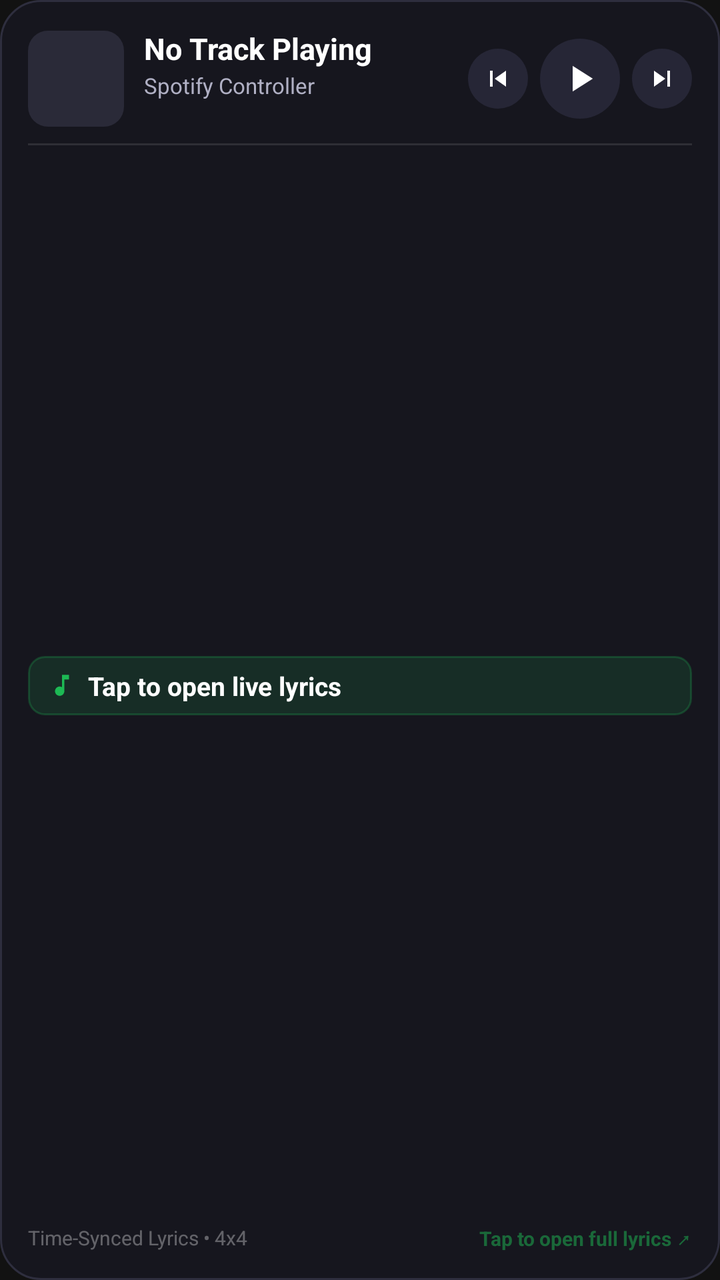
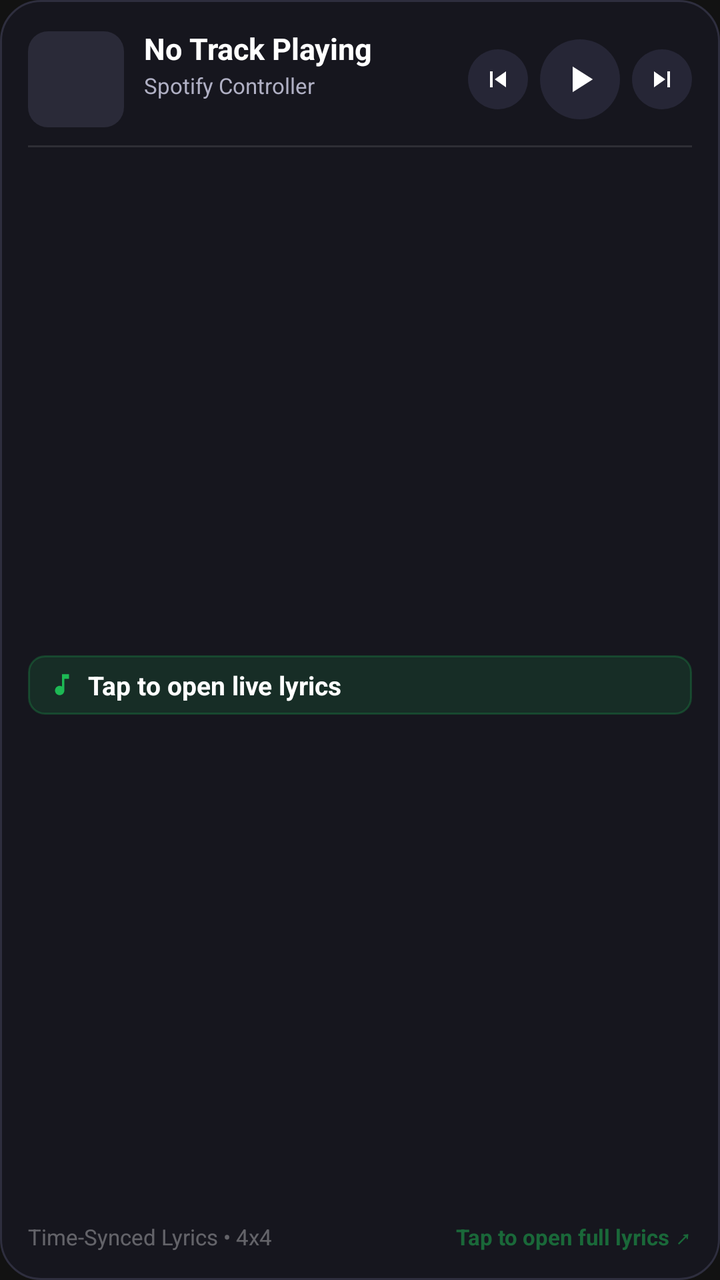

Before-and-after screenshots of an Android layout around one commit, followed by the original layout XML and the change that was made.
<!-- AndroidManifest.xml: application theme Theme.SpotifyController -->
<!-- res/layout/widget_lyrics_large.xml -->
<?xml version="1.0" encoding="utf-8"?>
<LinearLayout xmlns:android="http://schemas.android.com/apk/res/android"
    android:id="@+id/widget_root"
    android:layout_width="match_parent"
    android:layout_height="match_parent"
    android:background="@drawable/widget_background"
    android:orientation="vertical"
    android:padding="14dp">

    
    <LinearLayout
        android:layout_width="match_parent"
        android:layout_height="wrap_content"
        android:gravity="center_vertical"
        android:orientation="horizontal">

        <ImageView
            android:id="@+id/widget_large_album_art"
            android:layout_width="48dp"
            android:layout_height="48dp"
            android:scaleType="centerCrop"
            android:src="@drawable/widget_album_art_placeholder" />

        <LinearLayout
            android:id="@+id/widget_large_track_info"
            android:layout_width="0dp"
            android:layout_height="wrap_content"
            android:layout_marginStart="10dp"
            android:layout_marginEnd="8dp"
            android:layout_weight="1"
            android:orientation="vertical">

            <TextView
                android:id="@+id/widget_large_track_title"
                android:layout_width="wrap_content"
                android:layout_height="wrap_content"
                android:ellipsize="end"
                android:maxLines="1"
                android:text="No Track Playing"
                android:textColor="#FFFFFF"
                android:textSize="15sp"
                android:textStyle="bold" />

            <TextView
                android:id="@+id/widget_large_artist_name"
                android:layout_width="wrap_content"
                android:layout_height="wrap_content"
                android:layout_marginTop="1dp"
                android:ellipsize="end"
                android:maxLines="1"
                android:text="Spotify Controller"
                android:textColor="#B0B0C4"
                android:textSize="11sp" />

            <TextView
                android:id="@+id/widget_large_album_name"
                android:layout_width="wrap_content"
                android:layout_height="wrap_content"
                android:layout_marginTop="1dp"
                android:ellipsize="end"
                android:maxLines="1"
                android:text=""
                android:textColor="#707086"
                android:textSize="10sp" />
        </LinearLayout>

        
        <LinearLayout
            android:layout_width="wrap_content"
            android:layout_height="wrap_content"
            android:gravity="center_vertical"
            android:orientation="horizontal">

            <ImageButton
                android:id="@+id/widget_large_btn_prev"
                android:layout_width="30dp"
                android:layout_height="30dp"
                android:background="@drawable/widget_btn_bg"
                android:contentDescription="Previous Track"
                android:padding="7dp"
                android:scaleType="fitCenter"
                android:src="@drawable/ic_widget_skip_previous" />

            <ImageButton
                android:id="@+id/widget_large_btn_play_pause"
                android:layout_width="40dp"
                android:layout_height="40dp"
                android:layout_marginStart="6dp"
                android:layout_marginEnd="6dp"
                android:background="@drawable/widget_btn_bg"
                android:contentDescription="Play or Pause"
                android:padding="9dp"
                android:scaleType="fitCenter"
                android:src="@drawable/ic_widget_play" />

            <ImageButton
                android:id="@+id/widget_large_btn_next"
                android:layout_width="30dp"
                android:layout_height="30dp"
                android:background="@drawable/widget_btn_bg"
                android:contentDescription="Next Track"
                android:padding="7dp"
                android:scaleType="fitCenter"
                android:src="@drawable/ic_widget_skip_next" />
        </LinearLayout>
    </LinearLayout>

    
    <FrameLayout
        android:layout_width="match_parent"
        android:layout_height="1dp"
        android:layout_marginTop="7dp"
        android:layout_marginBottom="5dp"
        android:background="#1AFFFFFF" />

    
    <LinearLayout
        android:id="@+id/widget_large_lyrics_container"
        android:layout_width="match_parent"
        android:layout_height="0dp"
        android:layout_weight="1"
        android:gravity="center_vertical"
        android:orientation="vertical">

        
        <TextView
            android:id="@+id/widget_large_lyric_prev_3"
            android:layout_width="match_parent"
            android:layout_height="wrap_content"
            android:ellipsize="end"
            android:maxLines="1"
            android:text=""
            android:textColor="#33FFFFFF"
            android:textSize="10sp" />

        
        <TextView
            android:id="@+id/widget_large_lyric_prev_2"
            android:layout_width="match_parent"
            android:layout_height="wrap_content"
            android:layout_marginTop="2dp"
            android:ellipsize="end"
            android:maxLines="1"
            android:text=""
            android:textColor="#59FFFFFF"
            android:textSize="11sp" />

        
        <TextView
            android:id="@+id/widget_large_lyric_prev_1"
            android:layout_width="match_parent"
            android:layout_height="wrap_content"
            android:layout_marginTop="2dp"
            android:ellipsize="end"
            android:maxLines="1"
            android:text=""
            android:textColor="#8CFFFFFF"
            android:textSize="11sp" />

        
        <LinearLayout
            android:id="@+id/widget_large_active_box"
            android:layout_width="match_parent"
            android:layout_height="wrap_content"
            android:layout_marginTop="4dp"
            android:layout_marginBottom="4dp"
            android:background="@drawable/widget_active_line_bg"
            android:gravity="center_vertical"
            android:orientation="horizontal"
            android:paddingStart="10dp"
            android:paddingEnd="10dp"
            android:paddingTop="6dp"
            android:paddingBottom="6dp">

            <ImageView
                android:layout_width="14dp"
                android:layout_height="14dp"
                android:layout_marginEnd="6dp"
                android:src="@drawable/ic_widget_lyrics" />

            <TextView
                android:id="@+id/widget_large_lyric_active"
                android:layout_width="match_parent"
                android:layout_height="wrap_content"
                android:ellipsize="end"
                android:maxLines="2"
                android:text="Tap to open live lyrics"
                android:textColor="#FFFFFF"
                android:textSize="13sp"
                android:textStyle="bold" />
        </LinearLayout>

        
        <TextView
            android:id="@+id/widget_large_lyric_next_1"
            android:layout_width="match_parent"
            android:layout_height="wrap_content"
            android:ellipsize="end"
            android:maxLines="1"
            android:text=""
            android:textColor="#8CFFFFFF"
            android:textSize="11sp" />

        
        <TextView
            android:id="@+id/widget_large_lyric_next_2"
            android:layout_width="match_parent"
            android:layout_height="wrap_content"
            android:layout_marginTop="2dp"
            android:ellipsize="end"
            android:maxLines="1"
            android:text=""
            android:textColor="#59FFFFFF"
            android:textSize="11sp" />

        
        <TextView
            android:id="@+id/widget_large_lyric_next_3"
            android:layout_width="match_parent"
            android:layout_height="wrap_content"
            android:layout_marginTop="2dp"
            android:ellipsize="end"
            android:maxLines="1"
            android:text=""
            android:textColor="#33FFFFFF"
            android:textSize="10sp" />

    </LinearLayout>

    
    <LinearLayout
        android:id="@+id/widget_large_footer"
        android:layout_width="match_parent"
        android:layout_height="wrap_content"
        android:layout_marginTop="4dp"
        android:gravity="center_vertical"
        android:orientation="horizontal">

        <TextView
            android:id="@+id/widget_large_status"
            android:layout_width="0dp"
            android:layout_height="wrap_content"
            android:layout_weight="1"
            android:text="Time-Synced Lyrics • 4x4"
            android:textColor="#55FFFFFF"
            android:textSize="10sp" />

        <TextView
            android:layout_width="wrap_content"
            android:layout_height="wrap_content"
            android:text="Tap to open full lyrics ↗"
            android:textColor="#801DB954"
            android:textSize="10sp"
            android:textStyle="bold" />
    </LinearLayout>

</LinearLayout>
<!-- resources referenced by this layout -->
<resources>
  <!-- drawable ic_widget_lyrics (drawable) -->
  <vector xmlns:android="http://schemas.android.com/apk/res/android"
      android:width="24dp"
      android:height="24dp"
      android:viewportWidth="24"
      android:viewportHeight="24">
      <path
          android:fillColor="#1DB954"
          android:pathData="M12,3v10.55c-0.59,-0.34 -1.27,-0.55 -2,-0.55 -2.21,0 -4,1.79 -4,4s1.79,4 4,4 4,-1.79 4,-4V7h4V3h-6z" />
  </vector>
  <!-- drawable ic_widget_play (drawable) -->
  <vector xmlns:android="http://schemas.android.com/apk/res/android"
      android:width="24dp"
      android:height="24dp"
      android:viewportWidth="24"
      android:viewportHeight="24">
      <path
          android:fillColor="#FFFFFFFF"
          android:pathData="M8,5v14l11,-7z" />
  </vector>
  <!-- drawable ic_widget_skip_next (drawable) -->
  <vector xmlns:android="http://schemas.android.com/apk/res/android"
      android:width="24dp"
      android:height="24dp"
      android:viewportWidth="24"
      android:viewportHeight="24">
      <path
          android:fillColor="#FFFFFFFF"
          android:pathData="M6,18l8.5,-6L6,6v12zM16,6v12h2V6h-2z" />
  </vector>
  <!-- drawable ic_widget_skip_previous (drawable) -->
  <vector xmlns:android="http://schemas.android.com/apk/res/android"
      android:width="24dp"
      android:height="24dp"
      android:viewportWidth="24"
      android:viewportHeight="24">
      <path
          android:fillColor="#FFFFFFFF"
          android:pathData="M6,6h2v12H6zm3.5,6l8.5,6V6z" />
  </vector>
  <!-- drawable widget_active_line_bg (drawable) -->
  <?xml version="1.0" encoding="utf-8"?>
  <shape xmlns:android="http://schemas.android.com/apk/res/android"
      android:shape="rectangle">
      <solid android:color="#241DB954" />
      <corners android:radius="8dp" />
      <stroke
          android:width="1dp"
          android:color="#401DB954" />
  </shape>
  <!-- drawable widget_album_art_placeholder (drawable) -->
  <?xml version="1.0" encoding="utf-8"?>
  <shape xmlns:android="http://schemas.android.com/apk/res/android"
      android:shape="rectangle">
      <solid android:color="#2A2A38" />
      <corners android:radius="10dp" />
  </shape>
  <!-- drawable widget_background (drawable) -->
  <?xml version="1.0" encoding="utf-8"?>
  <shape xmlns:android="http://schemas.android.com/apk/res/android"
      android:shape="rectangle">
      <solid android:color="#16161E" />
      <corners android:radius="20dp" />
      <stroke
          android:width="1dp"
          android:color="#2E2E3E" />
  </shape>
  <!-- drawable widget_btn_bg (drawable) -->
  <?xml version="1.0" encoding="utf-8"?>
  <shape xmlns:android="http://schemas.android.com/apk/res/android"
      android:shape="oval">
      <solid android:color="#262636" />
  </shape>
  <style name="Theme.SpotifyController" parent="android:Theme.Material.NoActionBar">
          <item name="android:statusBarColor">#00000000</item>
          <item name="android:navigationBarColor">#00000000</item>
          <item name="android:windowBackground">@color/background</item>
      </style>
  <color name="background">#121212</color>
</resources>

<!-- the commit's change to res/layout/widget_lyrics_large.xml (unified diff, before → after) -->
@@ -19,6 +19,7 @@
             android:layout_width="48dp"
             android:layout_height="48dp"
             android:scaleType="centerCrop"
+            android:contentDescription="@null"
             android:src="@drawable/widget_album_art_placeholder" />
 
         <LinearLayout
@@ -61,7 +62,7 @@
                 android:maxLines="1"
                 android:text=""
                 android:textColor="#707086"
-                android:textSize="10sp" />
+                android:textSize="11sp" />
         </LinearLayout>
 
         
@@ -131,7 +132,7 @@
             android:maxLines="1"
             android:text=""
             android:textColor="#33FFFFFF"
-            android:textSize="10sp" />
+            android:textSize="11sp" />
 
         
         <TextView
@@ -176,6 +177,7 @@
                 android:layout_width="14dp"
                 android:layout_height="14dp"
                 android:layout_marginEnd="6dp"
+                android:contentDescription="@null"
                 android:src="@drawable/ic_widget_lyrics" />
 
             <TextView
@@ -223,7 +225,7 @@
             android:maxLines="1"
             android:text=""
             android:textColor="#33FFFFFF"
-            android:textSize="10sp" />
+            android:textSize="11sp" />
 
     </LinearLayout>
 
@@ -243,14 +245,14 @@
             android:layout_weight="1"
             android:text="Time-Synced Lyrics • 4x4"
             android:textColor="#55FFFFFF"
-            android:textSize="10sp" />
+            android:textSize="11sp" />
 
         <TextView
             android:layout_width="wrap_content"
             android:layout_height="wrap_content"
             android:text="Tap to open full lyrics ↗"
             android:textColor="#801DB954"
-            android:textSize="10sp"
+            android:textSize="11sp"
             android:textStyle="bold" />
     </LinearLayout>
 
